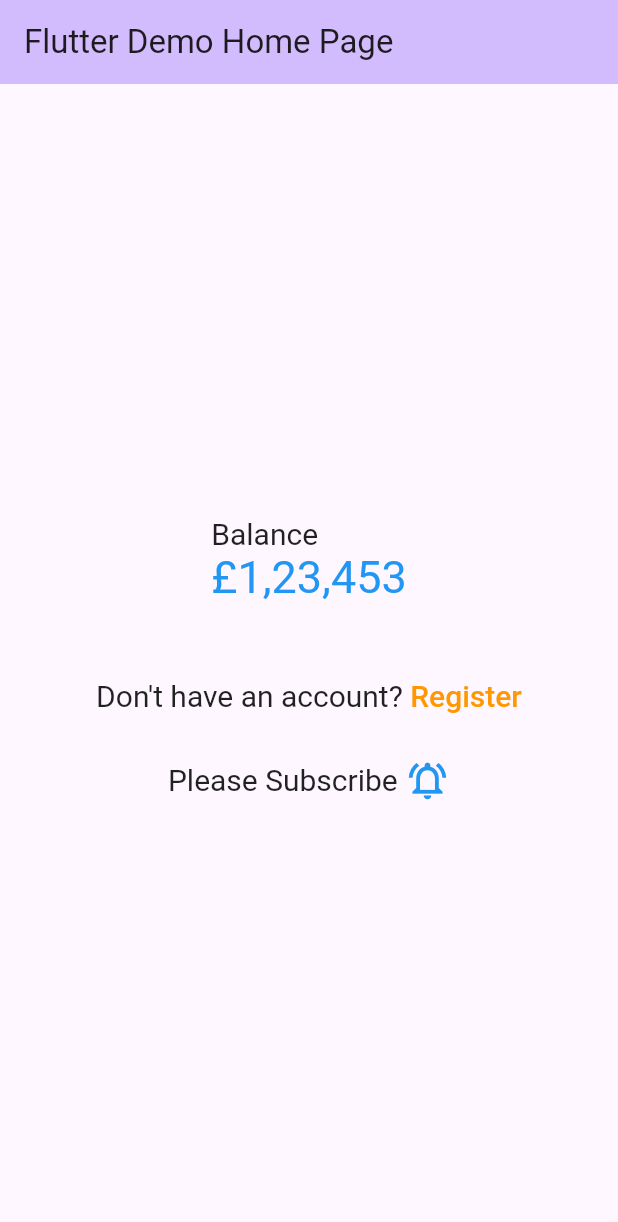
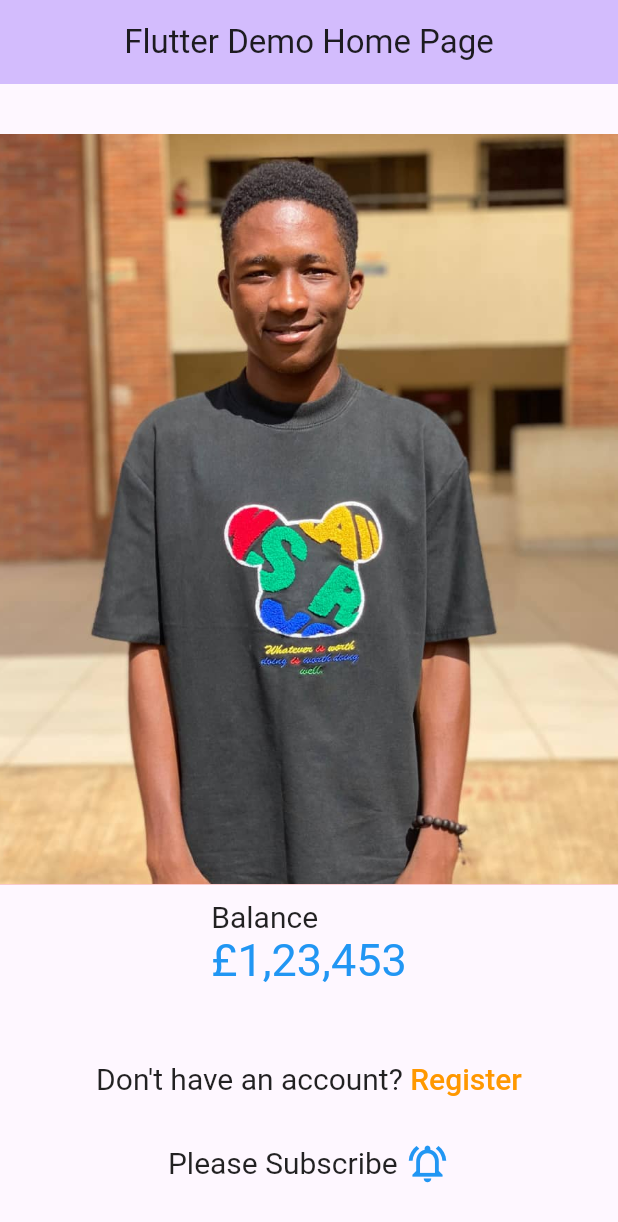
Before and after one commit to adetoyese607/flutter_widget, a Flutter app: the screen it shows after launch, on a phone screen of 412 x 824 dp. Shown: the top 1222 px of the screen. Run offline on Flutter 3.47's test engine with Material 3 defaults, Android fonts, the phone set to English and light mode, and no system bars.

Commit message:
ImageWidget

```diff
--- a/lib/main.dart
+++ b/lib/main.dart
@@ -1,4 +1,3 @@
-
 
 import 'package:flutter/gestures.dart';
 import 'package:flutter/material.dart';
@@ -40,6 +39,7 @@ class _MyHomePageState extends State<MyHomePage> {
       appBar: AppBar(
         backgroundColor: Theme.of(context).colorScheme.inversePrimary,
         title: Text(widget.title),
+        centerTitle: true,
       ),
       body: Center(
         child: Column(
@@ -69,7 +69,33 @@ class _MyHomePageState extends State<MyHomePage> {
             //         ),
 
             children: <Widget>[
-              RichText(
+              Container(
+                width: 500,
+                height:500,
+                color: Colors.red,
+                child: Image.asset(
+                  'images/ade.jpg',
+                  fit: BoxFit.cover,
+
+                  errorBuilder: (context, error, stackTrace) {
+                    return  Text('NO SUCH IMAGE!!!!',
+                    style: TextStyle(
+                      // color: Colors.red,
+                      fontSize: 20,
+                      // fontWeight: FontWeight.bold,
+                       foreground: Paint()
+                                         ..color = Colors.red
+                                        ..strokeWidth = 2
+                                        ..style = PaintingStyle.stroke
+                    ),
+                    );
+                  },
+
+                ),
+              ),
+              Padding(
+                padding: const EdgeInsets.only(top: 10),
+                child: RichText(
                   text: const TextSpan(
                       text: 'Balance\n',
                       style: TextStyle(
@@ -84,6 +110,7 @@ class _MyHomePageState extends State<MyHomePage> {
                               fontSize: 30,
                             ))
                       ]),
+                ),
               ),
               Padding(
                 padding: const EdgeInsets.only(top: 50),
@@ -109,24 +136,24 @@ class _MyHomePageState extends State<MyHomePage> {
                       ]),
                 ),
               ),
-              Padding(padding:const EdgeInsets.only(top: 30),
+              Padding(
+                padding: const EdgeInsets.only(top: 30),
                 child: RichText(
-              text:const TextSpan(
-                text: 'Please Subscribe ', style: TextStyle(
+                  text: const TextSpan(
+                      text: 'Please Subscribe ',
+                      style: TextStyle(
                         fontSize: 20,
                         color: Colors.black87,
-
                       ),
                       children: [
-                  WidgetSpan(child: Icon( Icons.notifications_active_outlined, size: 30, color: Colors.blue),
-                  alignment:PlaceholderAlignment.middle
-                  )
-                ]
-              ),
+                        WidgetSpan(
+                            child: Icon(Icons.notifications_active_outlined,
+                                size: 30, color: Colors.blue),
+                            alignment: PlaceholderAlignment.middle)
+                      ]),
                 ),
               )
-            ]
-            ),
+            ]),
       ),
     );
   }
--- a/pubspec.yaml
+++ b/pubspec.yaml
@@ -35,6 +35,7 @@ dependencies:
   # The following adds the Cupertino Icons font to your application.
   # Use with the CupertinoIcons class for iOS style icons.
   cupertino_icons: ^1.0.6
+  permission_handler: ^11.3.1
 
 dev_dependencies:
   flutter_test:
@@ -59,8 +60,8 @@ flutter:
   uses-material-design: true
 
   # To add assets to your application, add an assets section, like this:
-  # assets:
-  #   - images/a_dot_burr.jpeg
+  assets:
+    - images/
   #   - images/a_dot_ham.jpeg
 
   # An image asset can refer to one or more resolution-specific "variants", see
```
Also changed, not shown: images/ade.jpg (added), pubspec.lock, 3 other files. Lines whose indentation alone changed are shown as unchanged.
